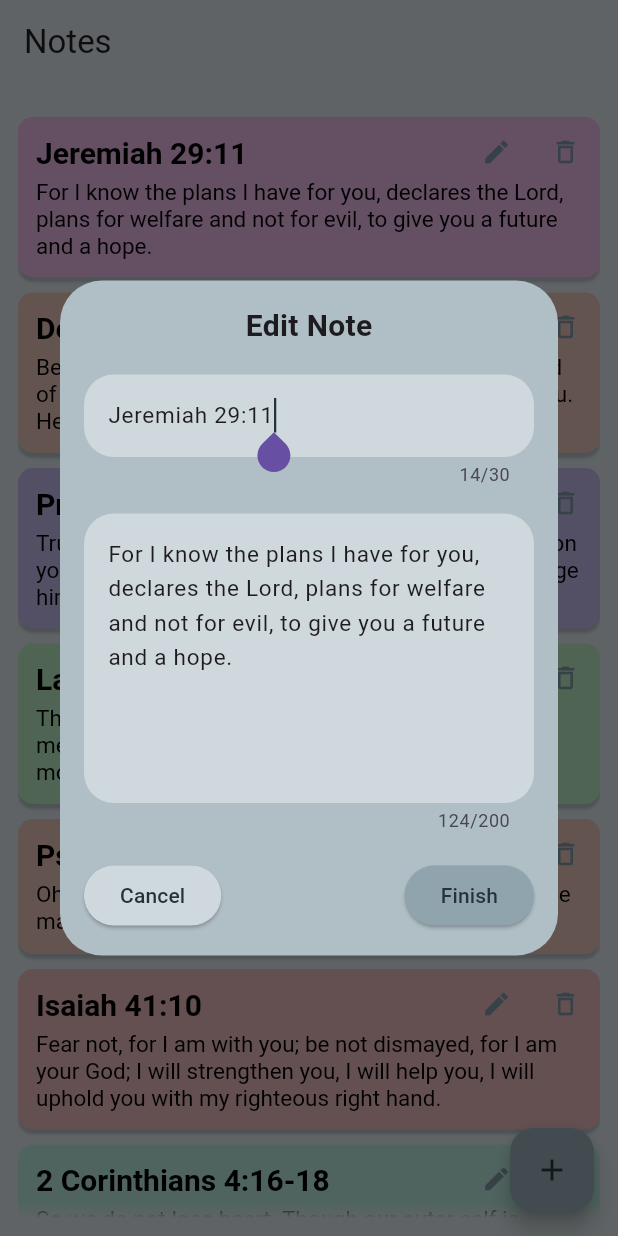
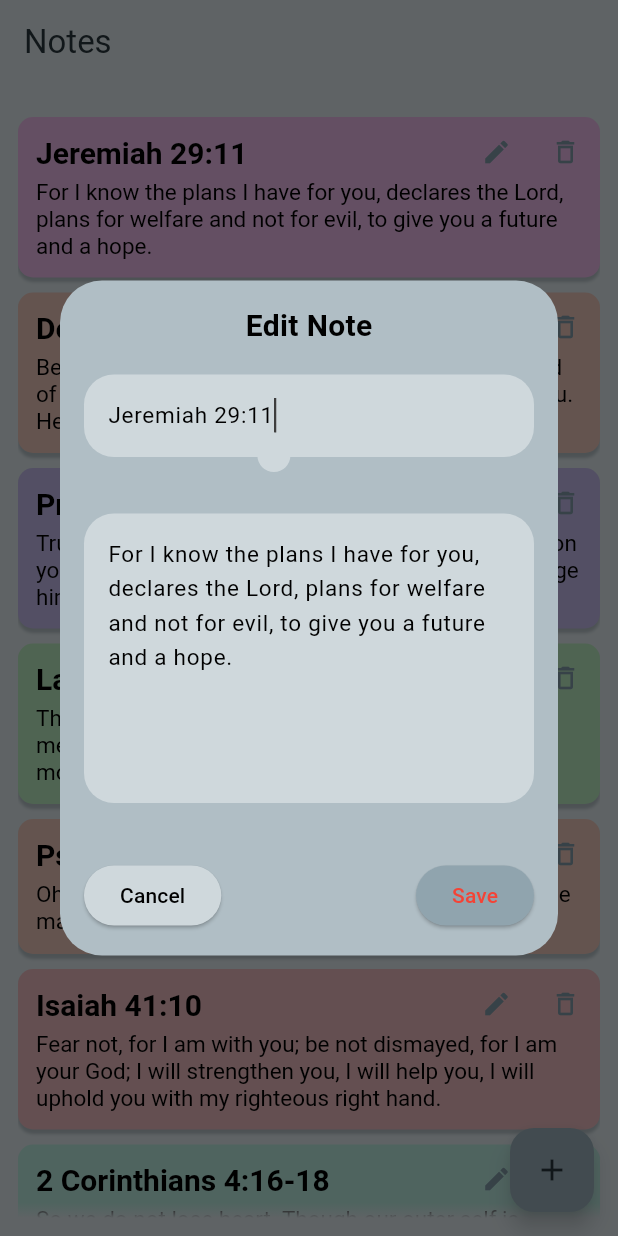
Before and after one commit to Rescyy/notes-app, a Flutter app: the screen it shows after launch, after a tap on the "edit" icon, on a phone screen of 412 x 824 dp. Run offline on Flutter 3.47's test engine with Material 3 defaults, Android fonts, the phone set to English and light mode, and no system bars.

Commit message:
Refactor: Extract color dependency into ThemeData, such that multiple themes can be created

```diff
--- a/lib/main.dart
+++ b/lib/main.dart
@@ -1,4 +1,5 @@
 import 'package:assignment_2/notes_body/class.dart';
+import 'package:assignment_2/notes_pallette.dart';
 import 'package:flutter/material.dart';
 
 void main() {
@@ -10,8 +11,10 @@ class MainApp extends StatelessWidget {
 
   @override
   Widget build(BuildContext context) {
-    return const MaterialApp(
-      home: NotesBody(),
+    return MaterialApp(
+      themeMode: ThemeMode.system,
+      theme: NotesPallette.lightTheme,
+      home: const NotesBody(),
     );
   }
 }
--- a/lib/notes_body/controller.dart
+++ b/lib/notes_body/controller.dart
@@ -5,11 +5,13 @@ import 'package:assignment_2/notes_database/bible.dart';
 import 'package:flutter/material.dart';
 
 class NotesBodyController extends State<NotesBody> {
+
+  final Key _scrollKey = const PageStorageKey('notes');
+  final NotesDatabaseAbstract _database = BibleNotesDatabase();
   late NotesState _state = NotesState.init(controller: this);
-  final scrollController = ScrollController();
 
-  final Key scrollKey = const PageStorageKey('notes');
-  final NotesDatabaseAbstract database = BibleNotesDatabase();
+  Key get scrollKey => _scrollKey;
+  NotesDatabaseAbstract get database => _database;
 
   void changeState(NotesState state) {
     super.setState(() {
--- a/lib/notes_body/models/add_action_button.dart
+++ b/lib/notes_body/models/add_action_button.dart
@@ -1,4 +1,3 @@
-import 'package:assignment_2/notes_pallette.dart';
 import 'package:flutter/material.dart';
 
 class NoteAddActionButtonModel extends FloatingActionButton {
@@ -6,9 +5,6 @@ class NoteAddActionButtonModel extends FloatingActionButton {
     super.key,
     required super.onPressed,
   }) : super(
-          backgroundColor: NotesPallette.floatingButton,
-          splashColor: NotesPallette.splashColor,
-          foregroundColor: NotesPallette.buttonTextDark,
           child: const Icon(Icons.add),
         );
 }
--- a/lib/notes_body/models/body.dart
+++ b/lib/notes_body/models/body.dart
@@ -1,4 +1,3 @@
-import 'package:assignment_2/notes_pallette.dart';
 import 'package:flutter/material.dart';
 
 class NotesBodyModel extends StatelessWidget {
@@ -16,10 +15,8 @@ class NotesBodyModel extends StatelessWidget {
   @override
   Widget build(BuildContext context) {
     return Scaffold(
-      backgroundColor: NotesPallette.background,
       appBar: AppBar(
         scrolledUnderElevation: 0.0,
-        backgroundColor: NotesPallette.background,
         title: const Text('Notes'),
       ),
       floatingActionButton: floatingActionButton,
--- a/lib/notes_body/models/footer_button.dart
+++ b/lib/notes_body/models/footer_button.dart
@@ -1,4 +1,3 @@
-import 'package:assignment_2/notes_pallette.dart';
 import 'package:flutter/material.dart';
 
 class NotesFooterButtonModel extends StatelessWidget {
@@ -18,7 +17,7 @@ class NotesFooterButtonModel extends StatelessWidget {
       child: Text(
         text,
         style: const TextStyle(
-          color: NotesPallette.buttonTextDark,
+          // color: NotesPallette.buttonTextDark,
         ),
       ),
     );
--- a/lib/notes_card/base/models/card.dart
+++ b/lib/notes_card/base/models/card.dart
@@ -57,7 +57,8 @@ class NotesCardModel extends StatelessWidget {
                 titleHeight + contentHeight + 2 * tilePadding + delimiterHeight,
                 90)
             .toDouble();
-        final cardColor = NotesPallette.getNoteColor(noteData.title);
+        final cardColor =
+            NotesPallette.of(context).getNoteColor(noteData.title);
         // log('Title: $titleHeight Content: $contentHeight Total: $height');
 
         return Stack(
@@ -68,11 +69,11 @@ class NotesCardModel extends StatelessWidget {
               decoration: BoxDecoration(
                 borderRadius: BorderRadius.circular(10),
                 color: cardColor,
-                boxShadow: const [
+                boxShadow: [
                   BoxShadow(
                     blurRadius: 1,
-                    color: NotesPallette.noteShadow,
-                    offset: Offset(0, 3),
+                    color: NotesPallette.of(context).boxShadow,
+                    offset: const Offset(0, 3),
                   ),
                 ],
               ),
--- a/lib/notes_card/base/models/icon.dart
+++ b/lib/notes_card/base/models/icon.dart
@@ -6,14 +6,14 @@ class NotesIconModel extends StatelessWidget {
     super.key,
     this.onTap,
     this.onLongPress,
-    this.iconColor = NotesPallette.cardIcon,
+    this.iconColor,
     required this.iconData,
   });
 
   final VoidCallback? onTap;
   final VoidCallback? onLongPress;
   final IconData iconData;
-  final Color iconColor;
+  final Color? iconColor;
 
   @override
   Widget build(BuildContext context) {
--- a/lib/notes_card/multiple_delete/models/icon.dart
+++ b/lib/notes_card/multiple_delete/models/icon.dart
@@ -1,5 +1,4 @@
 import 'package:assignment_2/notes_card/base/models/icon.dart';
-import 'package:assignment_2/notes_pallette.dart';
 import 'package:flutter/material.dart';
 
 class MultipleDeleteNotesIconModel extends NotesIconModel {
@@ -9,6 +8,6 @@ class MultipleDeleteNotesIconModel extends NotesIconModel {
     required bool isSelected,
   }) : super(
           iconData: isSelected ? Icons.delete : Icons.delete_outline,
-          iconColor: isSelected ? Colors.red : NotesPallette.cardIcon,
+          iconColor: isSelected ? Colors.red : null,
         );
 }
--- a/lib/notes_dialog/abstract/factory.dart
+++ b/lib/notes_dialog/abstract/factory.dart
@@ -1,7 +1,6 @@
 import 'package:assignment_2/notes_database/dataclass.dart';
 import 'package:assignment_2/notes_dialog/abstract/delete.dart';
 import 'package:assignment_2/notes_dialog/abstract/edit.dart';
-import 'package:assignment_2/notes_dialog/cupertino/factory.dart';
 import 'package:assignment_2/notes_dialog/material/factory.dart';
 import 'package:flutter/material.dart';
 
@@ -33,10 +32,11 @@ abstract class NotesDialogFactory {
   });
 
   factory NotesDialogFactory.of(BuildContext context) {
-    if (Theme.of(context).platform == TargetPlatform.iOS) {
-      return const CupertinoNotesDialogFactory();
-    } else {
-      return const MaterialNotesDialogFactory();
-    }
+    // if (Theme.of(context).platform == TargetPlatform.iOS) {
+    //   return const CupertinoNotesDialogFactory();
+    // } else {
+    //   return const MaterialNotesDialogFactory();
+    // }
+    return const MaterialNotesDialogFactory();
   }
 }
--- a/lib/notes_dialog/material/models/edit.dart
+++ b/lib/notes_dialog/material/models/edit.dart
@@ -1,9 +1,9 @@
-import 'package:assignment_2/notes_pallette.dart';
 import 'package:flutter/material.dart';
 
 class MaterialNotesEditDialogModel extends StatelessWidget {
   const MaterialNotesEditDialogModel(
-      {super.key, required this.formKey,
+      {super.key,
+      required this.formKey,
       required this.topText,
       required this.titleFocusNode,
       required this.titleController,
@@ -21,9 +21,7 @@ class MaterialNotesEditDialogModel extends StatelessWidget {
 
   @override
   Widget build(BuildContext context) {
-    // return empty container
     return Dialog(
-      backgroundColor: NotesPallette.dialogBackground,
       child: Form(
         key: formKey,
         child: SizedBox(
@@ -36,9 +34,10 @@ class MaterialNotesEditDialogModel extends StatelessWidget {
                 Center(
                   child: Text(
                     topText,
-                    style: const TextStyle(
+                    style: TextStyle(
                       fontSize: 20,
                       fontWeight: FontWeight.bold,
+                      color: Theme.of(context).colorScheme.onPrimary,
                     ),
                   ),
                 ),
@@ -48,7 +47,10 @@ class MaterialNotesEditDialogModel extends StatelessWidget {
                   controller: titleController,
                   maxLength: 30,
                   cursorWidth: 1.5,
-                  style: const TextStyle(fontSize: 15),
+                  style: TextStyle(
+                    fontSize: 15,
+                    color: Theme.of(context).colorScheme.onPrimary,
+                  ),
                   validator: (value) {
                     if (value == null || value.isEmpty) {
                       return 'Title Field is Required';
@@ -56,11 +58,9 @@ class MaterialNotesEditDialogModel extends StatelessWidget {
                     return null;
                   },
                   minLines: 1,
-                  cursorColor: NotesPallette.buttonTextDark,
-                  cursorErrorColor: NotesPallette.buttonTextDark,
+                  cursorErrorColor: Theme.of(context).colorScheme.error,
                   decoration: InputDecoration(
                     filled: true,
-                    fillColor: NotesPallette.note,
                     border: OutlineInputBorder(
                       borderSide: BorderSide.none,
                       borderRadius: BorderRadius.circular(20),
@@ -75,18 +75,19 @@ class MaterialNotesEditDialogModel extends StatelessWidget {
                   maxLines: 7,
                   minLines: 7,
                   cursorWidth: 1.5,
-                  style: const TextStyle(fontSize: 15),
+                  style: TextStyle(
+                    fontSize: 15,
+                    color: Theme.of(context).colorScheme.onPrimary,
+                  ),
                   validator: (value) {
                     if (value == null || value.isEmpty) {
                       return 'Content Field is Required';
                     }
                     return null;
                   },
-                  cursorColor: NotesPallette.buttonTextDark,
-                  cursorErrorColor: NotesPallette.buttonTextDark,
+                  cursorErrorColor: Theme.of(context).colorScheme.error,
                   decoration: InputDecoration(
                     filled: true,
-                    fillColor: NotesPallette.note,
                     border: OutlineInputBorder(
                       borderSide: BorderSide.none,
                       borderRadius: BorderRadius.circular(20),
@@ -99,15 +100,12 @@ class MaterialNotesEditDialogModel extends StatelessWidget {
                   mainAxisAlignment: MainAxisAlignment.end,
                   children: [
                     ElevatedButton(
-                      style: const ButtonStyle(
+                      style: ButtonStyle(
                         backgroundColor: WidgetStatePropertyAll(
-                          NotesPallette.note,
+                          Theme.of(context).primaryColor,
                         ),
                         foregroundColor: WidgetStatePropertyAll(
-                          NotesPallette.buttonTextDark,
-                        ),
-                        overlayColor: WidgetStatePropertyAll(
-                          NotesPallette.splashColor,
+                          Theme.of(context).colorScheme.onPrimary,
                         ),
                       ),
                       onPressed: onCancel,
@@ -115,19 +113,16 @@ class MaterialNotesEditDialogModel extends StatelessWidget {
                     ),
                     const Spacer(),
                     ElevatedButton(
-                      style: const ButtonStyle(
+                      style: ButtonStyle(
                         backgroundColor: WidgetStatePropertyAll(
-                          NotesPallette.floatingButton,
+                          Theme.of(context).colorScheme.secondary,
                         ),
                         foregroundColor: WidgetStatePropertyAll(
-                          NotesPallette.buttonTextDark,
-                        ),
-                        overlayColor: WidgetStatePropertyAll(
-                          NotesPallette.splashColor,
+                          Theme.of(context).colorScheme.error,
                         ),
                       ),
                       onPressed: onFinish,
-                      child: const Text('Finish'),
+                      child: const Text('Save'),
                     ),
                   ],
                 ),
--- a/lib/notes_pallette.dart
+++ b/lib/notes_pallette.dart
@@ -1,7 +1,9 @@
+import 'package:flutter/cupertino.dart';
 import 'package:flutter/material.dart';
 
 class NotesPallette {
   // static const background = Color.fromARGB(255, 176, 190, 197);
+
   static const background = Color.fromARGB(255, 207, 216, 220);
   // static const backgroundTransparent = Color.fromARGB(0, 176, 190, 197);
   static const backgroundTransparent = Color.fromARGB(0, 207, 216, 220);
@@ -16,11 +18,111 @@ class NotesPallette {
   static const buttonTextLight = Color.fromARGB(255, 176, 190, 197);
   static const textDark = Colors.black;
   static const cardIcon = Color.fromARGB(255, 120, 144, 156);
+  static const cursor = Color.fromARGB(255, 62, 62, 62);
 
-  static Color getNoteColor(String title) {
+  static Color getNoteColorLight(String title) {
     return HSVColor.fromColor(Color(title.hashCode).withOpacity(1))
         .withSaturation(0.2)
         .withValue(0.85)
         .toColor();
   }
+
+  static Color getNoteColorDark(String title) {
+    return HSVColor.fromColor(Color(title.hashCode).withOpacity(1))
+        .withSaturation(0.4)
+        .withValue(0.85)
+        .toColor();
+  }
+
+  static ThemeData get lightTheme => ThemeData(
+        floatingActionButtonTheme: const FloatingActionButtonThemeData(
+          backgroundColor: floatingButton,
+          splashColor: splashColor,
+          foregroundColor: buttonTextDark,
+        ),
+        scaffoldBackgroundColor: background,
+        appBarTheme: const AppBarTheme(
+          backgroundColor: background,
+          foregroundColor: buttonTextDark,
+          elevation: 0,
+        ),
+        dividerTheme: const DividerThemeData(),
+        textButtonTheme: const TextButtonThemeData(
+          style: ButtonStyle(
+            foregroundColor: WidgetStatePropertyAll(buttonTextDark),
+          ),
+        ),
+        textSelectionTheme: const TextSelectionThemeData(
+          cursorColor: cursor,
+        ),
+        iconTheme: const IconThemeData(
+          color: cardIcon,
+        ),
+        dialogBackgroundColor: dialogBackground,
+        inputDecorationTheme: const InputDecorationTheme(fillColor: note),
+        dialogTheme: const DialogTheme(
+          backgroundColor: dialogBackground,
+          titleTextStyle: TextStyle(color: buttonTextDark),
+          contentTextStyle: TextStyle(color: buttonTextDark),
+        ),
+        colorScheme: const ColorScheme(
+          primary: note,
+          secondary: floatingButton,
+          surface: background,
+          error: Colors.red,
+          onPrimary: textDark,
+          onSecondary: buttonTextDark,
+          onSurface: backgroundTransparent,
+          onError: Colors.orange,
+          brightness: Brightness.light,
+        ),
+        shadowColor: noteShadow,
+      ).copyWith(extensions: const <NotesPalletteExtension>[
+        NotesPalletteExtension(
+          boxShadow: noteShadow,
+          noteColorGenerator: getNoteColorLight,
+        ),
+      ]);
+
+  static ThemeData get darkTheme => ThemeData(
+
+  );
+
+  static NotesPalletteExtension of(BuildContext context) =>
+      Theme.of(context).extension<NotesPalletteExtension>()!;
 }
+
+class NotesPalletteExtension extends ThemeExtension<NotesPalletteExtension> {
+  final Color boxShadow;
+  final Color Function(String) noteColorGenerator;
+  final Color cupertinoDialogActionNegative = CupertinoColors.systemRed;
+  final Color cupertinoDialogActionPositive = CupertinoColors.systemBlue;
+
+  Color getNoteColor(String text) => noteColorGenerator(text);
+
+  const NotesPalletteExtension({
+    required this.boxShadow,
+    required this.noteColorGenerator,
+  });
+
+  @override
+  ThemeExtension<NotesPalletteExtension> copyWith({Color? boxShadow, Color Function(String)? noteColorGenerator}) {
+    return NotesPalletteExtension(
+      boxShadow: boxShadow ?? this.boxShadow,
+      noteColorGenerator: noteColorGenerator ?? this.noteColorGenerator,
+    );
+  }
+
+  @override
+  ThemeExtension<NotesPalletteExtension> lerp(
+      covariant NotesPalletteExtension? other, double t) {
+    if (other == null) return this;
+    return NotesPalletteExtension(
+      boxShadow: Color.lerp(boxShadow, other.boxShadow, t)!,
+      noteColorGenerator: (text) {
+        return Color.lerp(
+            noteColorGenerator(text), other.noteColorGenerator(text), t)!;
+      },
+    );
+  }
+}
--- a/lib/notes_scrollbar/model.dart
+++ b/lib/notes_scrollbar/model.dart
@@ -1,4 +1,3 @@
-import 'package:assignment_2/notes_pallette.dart';
 import 'package:flutter/material.dart';
 
 class NotesScrollbarModel extends StatelessWidget {
@@ -29,13 +28,13 @@ class NotesScrollbarModel extends StatelessWidget {
         Align(
           alignment: Alignment.topCenter,
           child: Container(
-            decoration: const BoxDecoration(
+            decoration: BoxDecoration(
               gradient: LinearGradient(
                 begin: Alignment.topCenter,
                 end: Alignment.bottomCenter,
                 colors: [
-                  NotesPallette.background,
-                  NotesPallette.backgroundTransparent
+                  Theme.of(context).colorScheme.surface,
+                  Theme.of(context).colorScheme.onSurface,
                 ],
               ),
             ),
@@ -45,13 +44,13 @@ class NotesScrollbarModel extends StatelessWidget {
         Align(
           alignment: Alignment.bottomCenter,
           child: Container(
-            decoration: const BoxDecoration(
+            decoration: BoxDecoration(
               gradient: LinearGradient(
                 begin: Alignment.bottomCenter,
                 end: Alignment.topCenter,
                 colors: [
-                  NotesPallette.background,
-                  NotesPallette.backgroundTransparent
+                  Theme.of(context).colorScheme.surface,
+                  Theme.of(context).colorScheme.onSurface,
                 ],
               ),
             ),
```
Also changed, not shown: lib/notes_dialog/cupertino/models/delete.dart (+13 -6 lines), lib/notes_dialog/cupertino/models/edit.dart (+13 -2 lines), lib/notes_dialog/material/models/delete.dart (+19 -8 lines).
